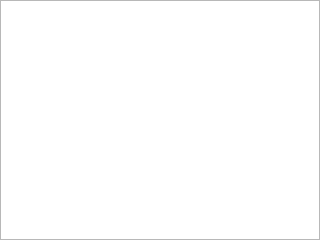
Old version of the form mainwindow.ui in the repository rochford/cutefootball.
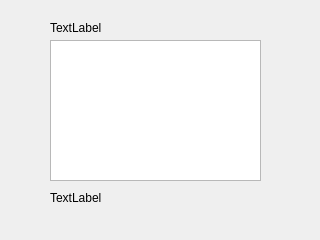
New version of the form. Icons and pictures are not drawn.

The edit to the form file:
```diff
--- a/mainwindow.ui
+++ b/mainwindow.ui
@@ -21,10 +21,10 @@
    <widget class="QGraphicsView" name="m_graphicsView">
     <property name="geometry">
      <rect>
-      <x>0</x>
-      <y>0</y>
-      <width>320</width>
-      <height>240</height>
+      <x>50</x>
+      <y>40</y>
+      <width>211</width>
+      <height>141</height>
      </rect>
     </property>
     <property name="sizePolicy">
@@ -40,6 +40,38 @@
      <enum>Qt::ScrollBarAlwaysOff</enum>
     </property>
    </widget>
+   <widget class="QLabel" name="label">
+    <property name="geometry">
+     <rect>
+      <x>50</x>
+      <y>20</y>
+      <width>62</width>
+      <height>16</height>
+     </rect>
+    </property>
+    <property name="text">
+     <string>TextLabel</string>
+    </property>
+   </widget>
+   <widget class="QLabel" name="label_2">
+    <property name="geometry">
+     <rect>
+      <x>50</x>
+      <y>190</y>
+      <width>62</width>
+      <height>16</height>
+     </rect>
+    </property>
+    <property name="sizePolicy">
+     <sizepolicy hsizetype="Preferred" vsizetype="Fixed">
+      <horstretch>0</horstretch>
+      <verstretch>0</verstretch>
+     </sizepolicy>
+    </property>
+    <property name="text">
+     <string>TextLabel</string>
+    </property>
+   </widget>
   </widget>
   <widget class="QMenuBar" name="menubar">
    <property name="enabled">
```
